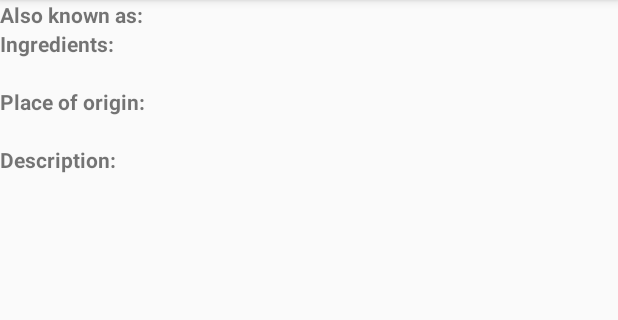
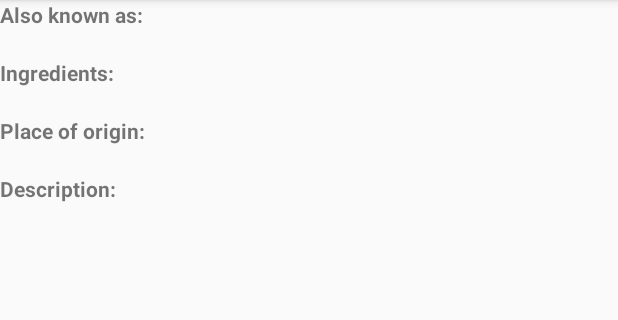
Before and after one commit to sapphireinruby/Amber-sandwich-starter-app, an Android app: the DetailActivity screen opened directly, with no data from a screen before it, on a phone screen of 412 x 824 dp, the part 84-404 px from its top. Run offline under Robolectric (Android 15) with nearby library versions, the light colour scheme and no system bars; our stand-ins replace Picasso; 1 statement that could not run was skipped.

Commit message:
Refactor the failing positioning TextViews
Correct the id of label and corresponding content Textviews

```diff
--- a/sandwich-club-starter-code-master/app/src/main/res/layout/activity_detail.xml
+++ b/sandwich-club-starter-code-master/app/src/main/res/layout/activity_detail.xml
@@ -39,15 +39,13 @@
              android:layout_height="wrap_content"
              android:text="@string/detail_ingredients_label"
              android:textStyle="bold"
-             app:layout_constraintTop_toBottomOf="@+id/textView"/>
+             app:layout_constraintTop_toBottomOf="@+id/also_known_tv"/>
 
          <TextView
              android:id="@+id/ingredients_tv"
              android:layout_width="wrap_content"
              android:layout_height="wrap_content"
              app:layout_constraintTop_toBottomOf="@+id/textView2"/>
-
-
 
 
          <TextView
```
